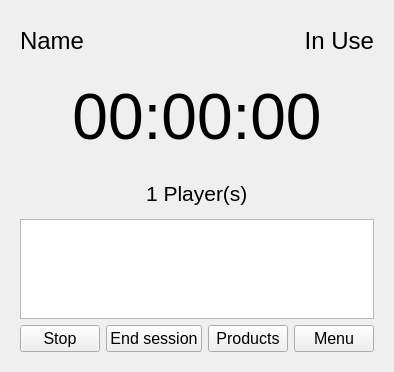
Mohsenhatami000/GameNet-Manager, file UI/system.ui: the form before one commit.
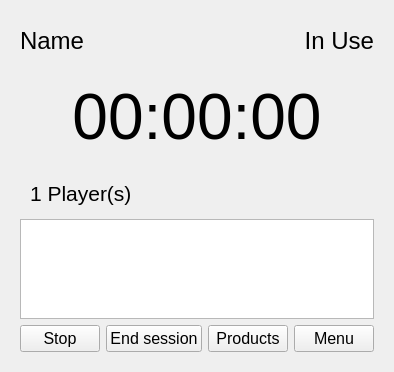
The form after the commit.

```diff
--- a/UI/system.ui
+++ b/UI/system.ui
@@ -160,19 +160,12 @@
        </item>
        <item>
         <layout class="QHBoxLayout" name="horizontalLayout_9">
-         <item>
-          <spacer name="horizontalSpacer_5">
-           <property name="orientation">
-            <enum>Qt::Orientation::Horizontal</enum>
-           </property>
-           <property name="sizeHint" stdset="0">
-            <size>
-             <width>40</width>
-             <height>20</height>
-            </size>
-           </property>
-          </spacer>
-         </item>
+         <property name="leftMargin">
+          <number>10</number>
+         </property>
+         <property name="rightMargin">
+          <number>10</number>
+         </property>
          <item>
           <widget class="QLabel" name="label_player_Count">
            <property name="font">
```
Left out of the diff: 20 changed lines with no effect on the pictures.
